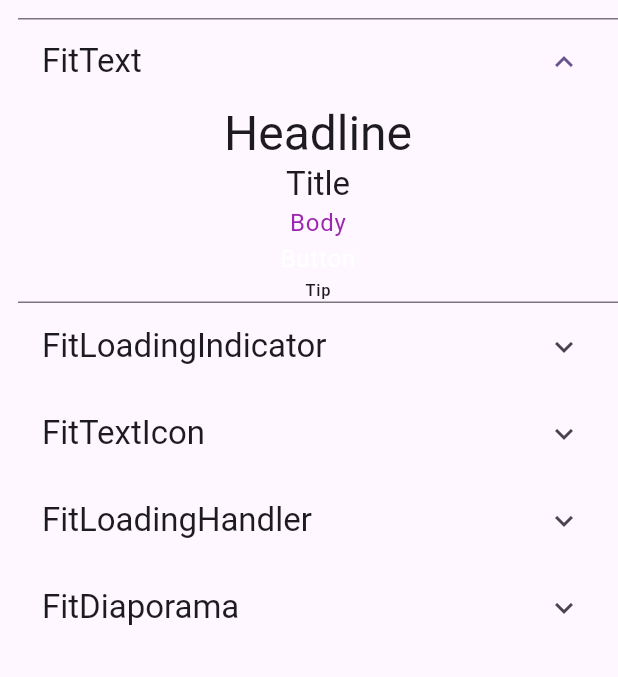
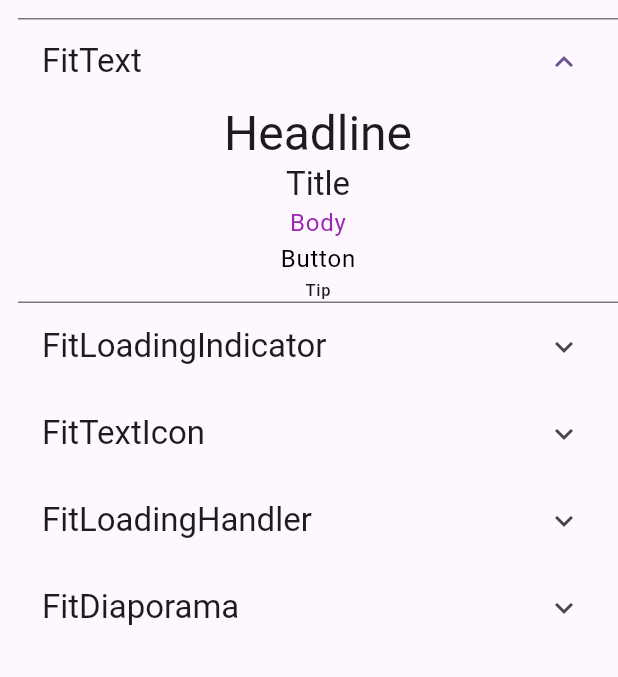
Before and after one commit to Vaistudio-dev/flutter_fit_utils_ui, a Flutter app: the screen it shows after launch, after a tap on "FitText", on a phone screen of 412 x 824 dp, the part 84-761 px from its top. Run offline on Flutter 3.47's test engine with Material 3 defaults, Android fonts, the phone set to English and light mode, and no system bars; our stand-ins replace google_fonts; Roboto replaces fonts that are missing (Overpass).

Commit message:
Fix FitText.

```diff
--- a/example/lib/main.dart
+++ b/example/lib/main.dart
@@ -36,7 +36,7 @@ class MyApp extends StatelessWidget {
                       FitText.headline("Headline"),
                       FitText.title("Title"),
                       FitText.body("Body", style: TextStyle(color: Colors.purple)),
-                      FitText.button("Button"),
+                      FitText.button("Button", style: TextStyle(color: Colors.black)),
                       FitText.tip("Tip"),
                     ],
                   ),
--- a/lib/fit_text.dart
+++ b/lib/fit_text.dart
@@ -163,9 +163,9 @@ class FitText extends StatelessWidget {
       case "body":
         return applyStylingOrder(appTheme.textTheme.bodyLarge);
       case "button":
-        return applyStylingOrder(appTheme.textTheme.bodyLarge).copyWith(
+        return applyStylingOrder(appTheme.textTheme.bodyLarge?.copyWith(
           color: appTheme.colorScheme.onPrimary,
-        );
+        ));
       case "tip":
         return applyStylingOrder(appTheme.textTheme.labelSmall);
       default:
```
